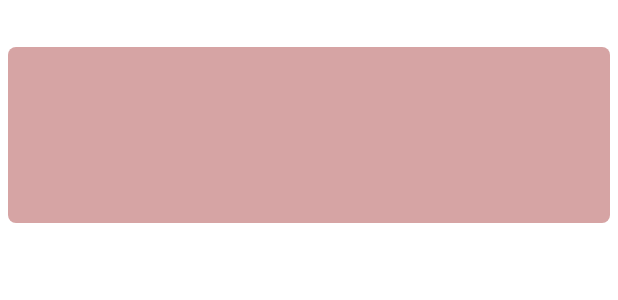
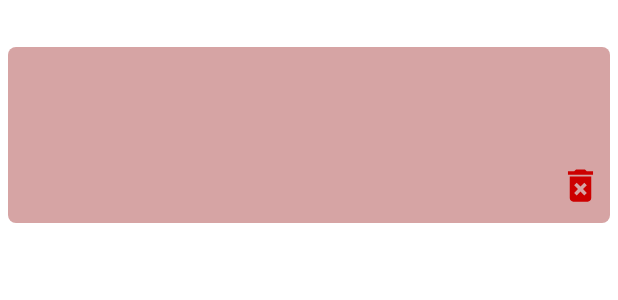
Before and after one commit to Saimhassan/MVVM-TV-SHOWS, an Android app: the layout item_container_tv_show.xml on its own in the app's theme, with its tools: preview values and no code run, on a phone screen of 412 x 824 dp. Shown: the top 300 px of the screen. Run offline under Robolectric (Android 15) with nearby library versions, the phone set to English and light mode, and no system bars; plain views replace RoundedImageView.

```diff
--- /dev/null
+++ b/app/src/main/res/drawable/ic_baseline_delete_forever_24.xml
@@ -0,0 +1,10 @@
+<vector xmlns:android="http://schemas.android.com/apk/res/android"
+    android:width="24dp"
+    android:height="24dp"
+    android:viewportWidth="24"
+    android:viewportHeight="24"
+    android:tint="?attr/colorControlNormal">
+  <path
+      android:fillColor="@android:color/white"
+      android:pathData="M6,19c0,1.1 0.9,2 2,2h8c1.1,0 2,-0.9 2,-2L18,7L6,7v12zM8.46,11.88l1.41,-1.41L12,12.59l2.12,-2.12 1.41,1.41L13.41,14l2.12,2.12 -1.41,1.41L12,15.41l-2.12,2.12 -1.41,-1.41L10.59,14l-2.13,-2.12zM15.5,4l-1,-1h-5l-1,1L5,4v2h14L19,4z"/>
+</vector>
--- a/app/src/main/res/layout/item_container_tv_show.xml
+++ b/app/src/main/res/layout/item_container_tv_show.xml
@@ -102,6 +102,19 @@
             app:layout_constraintStart_toStartOf="@id/textName"
             app:layout_constraintTop_toBottomOf="@id/textStarted" />
 
+        <ImageView
+            android:id="@+id/imageDelete"
+            android:layout_width="@dimen/_22sdp"
+            android:layout_marginEnd="@dimen/_4sdp"
+            android:layout_height="@dimen/_22sdp"
+            android:layout_marginBottom="@dimen/_8sdp"
+            android:contentDescription="@string/app_name"
+            android:src="@drawable/ic_baseline_delete_forever_24"
+            app:layout_constraintBottom_toBottomOf="parent"
+            app:layout_constraintEnd_toEndOf="parent"
+            app:tint="@android:color/holo_red_dark"
+            />
+
 
     </androidx.constraintlayout.widget.ConstraintLayout>
 </layout>
```
